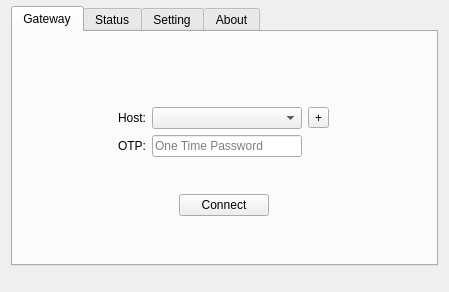
Old version of the form src/anylink.ui in the repository tlslink/anylink-client.
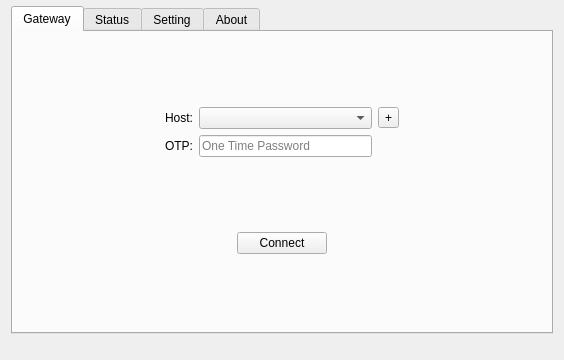
New version of the form. Custom widgets are drawn as their Qt base class.

The edit to the form file:
```diff
--- a/src/anylink.ui
+++ b/src/anylink.ui
@@ -6,8 +6,8 @@
    <rect>
     <x>0</x>
     <y>0</y>
-    <width>449</width>
-    <height>292</height>
+    <width>564</width>
+    <height>360</height>
    </rect>
   </property>
   <property name="windowTitle">
```
